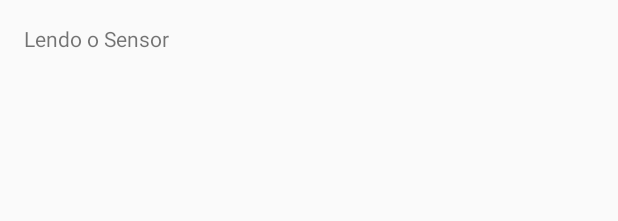
After one commit to GuDiasOliveira/TrabalhoFaculSDAppAndroidBT, an Android app: the layout activity_sensor.xml on its own in the app's theme, with its tools: preview values and no code run, on a phone screen of 412 x 824 dp. The commit adds this screen. Shown: the top 221 px of the screen. Run offline under Robolectric (Android 15) with nearby library versions, the phone set to English and light mode, and no system bars.

Commit message:
Add sensor reader

```diff
--- a/app/src/main/AndroidManifest.xml
+++ b/app/src/main/AndroidManifest.xml
@@ -23,6 +23,10 @@
             android:name=".ChatActivity"
             android:label="@string/title_activity_chat" >
         </activity>
+        <activity
+            android:name=".SensorActivity"
+            android:label="@string/title_activity_sensor" >
+        </activity>
     </application>
 
 </manifest>
--- /dev/null
+++ b/app/src/main/res/layout/activity_sensor.xml
@@ -0,0 +1,12 @@
+<RelativeLayout xmlns:android="http://schemas.android.com/apk/res/android"
+    xmlns:tools="http://schemas.android.com/tools" android:layout_width="match_parent"
+    android:layout_height="match_parent" android:paddingLeft="@dimen/activity_horizontal_margin"
+    android:paddingRight="@dimen/activity_horizontal_margin"
+    android:paddingTop="@dimen/activity_vertical_margin"
+    android:paddingBottom="@dimen/activity_vertical_margin"
+    tools:context="br.edu.utfpr.aplicacaobluetoothsd.SensorActivity">
+
+    <TextView android:text="@string/list_test" android:layout_width="wrap_content"
+        android:layout_height="wrap_content" />
+
+</RelativeLayout>
--- a/app/src/main/res/values/strings.xml
+++ b/app/src/main/res/values/strings.xml
@@ -6,4 +6,7 @@
     <string name="title_activity_chat">Chat</string>
     <string name="button_send">Enviar</string>
     <string name="message_label_person_you">Você: </string>
+
+    <string name="title_activity_sensor">SensorActivity</string>
+    <string name="list_test">Lendo o Sensor</string>
 </resources>
```
Also changed, not shown: app/src/main/java/br/edu/utfpr/aplicacaobluetoothsd/MainActivity.java (+7 -2 lines), app/src/main/java/br/edu/utfpr/aplicacaobluetoothsd/SensorActivity.java (added, +84 -0 lines), app/src/main/java/br/edu/utfpr/aplicacaobluetoothsd/ThreadBluetooth.java (added, +50 -0 lines), app/src/main/res/menu/menu_sensor.xml (added, +7 -0 lines), 2 other files.
